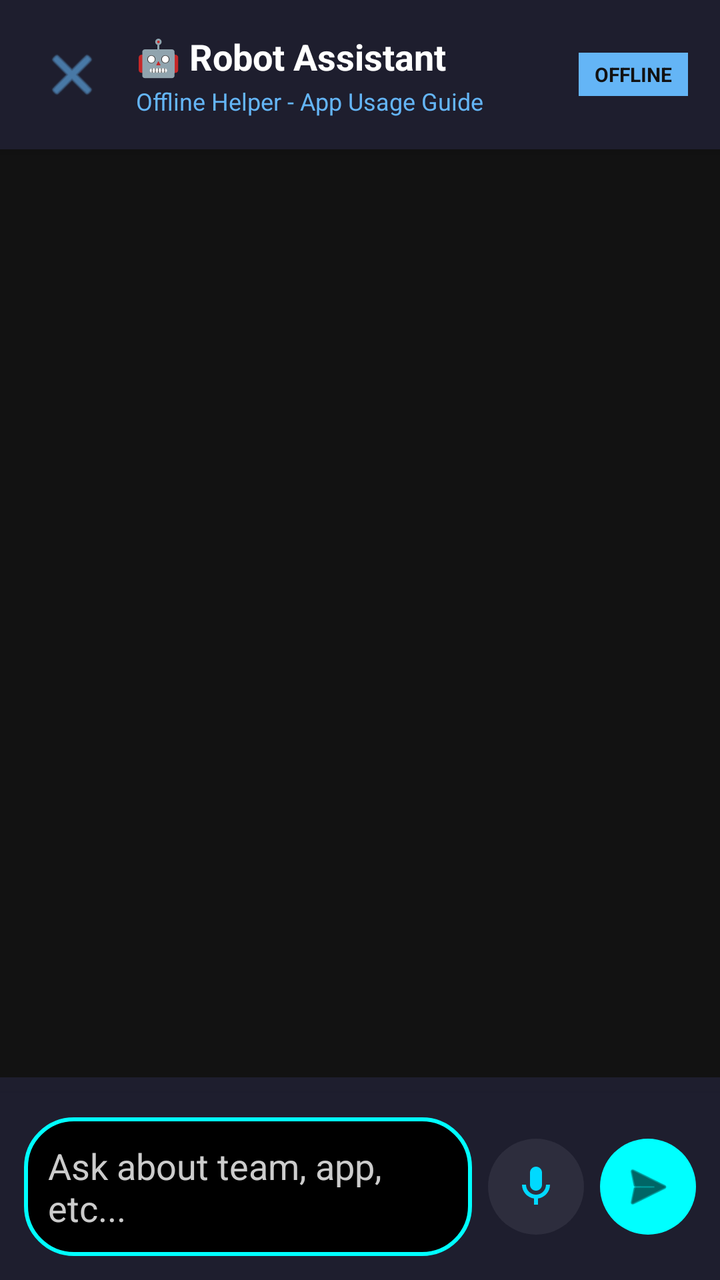
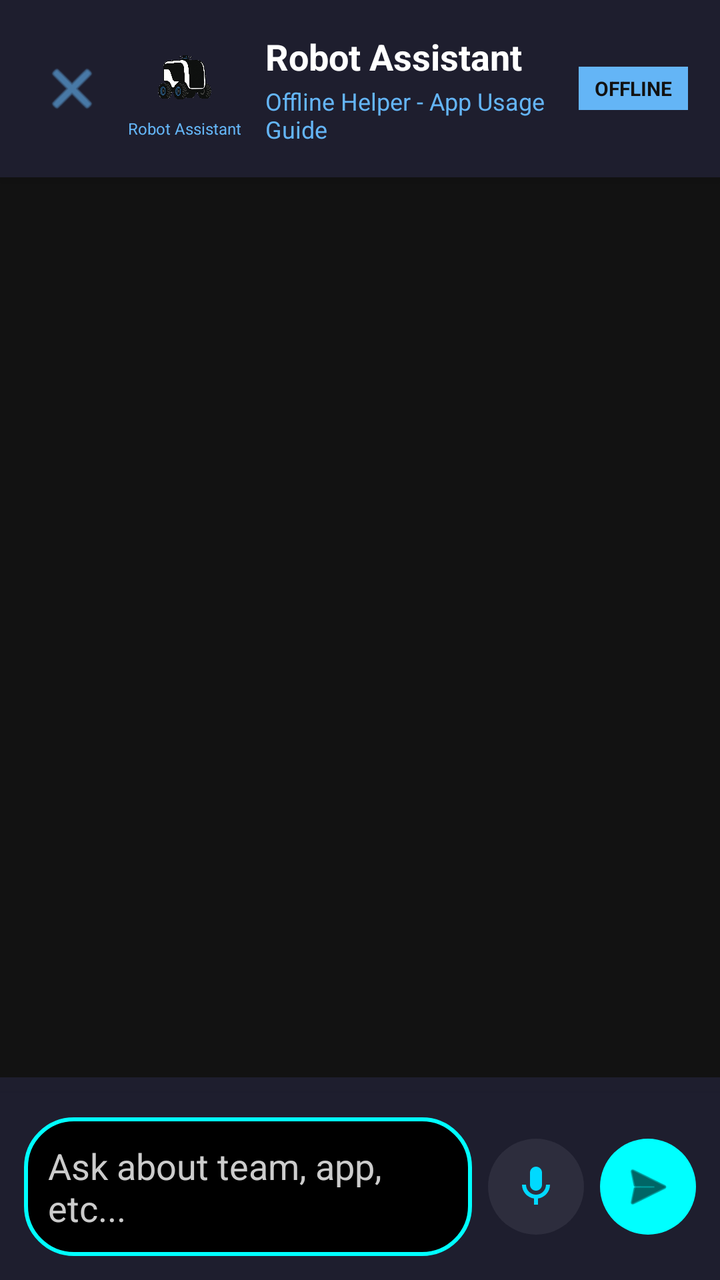

Two renders of the same Android screen: before a commit and after it. Below are the layout's source before the change and the commit's diff.
<!-- AndroidManifest.xml: activity theme Theme.AppCompat.DayNight.NoActionBar -->
<!-- res/layout/activity_robot_assistant.xml -->
<?xml version="1.0" encoding="utf-8"?>
<androidx.constraintlayout.widget.ConstraintLayout
    xmlns:android="http://schemas.android.com/apk/res/android"
    xmlns:app="http://schemas.android.com/apk/res-auto"
    xmlns:tools="http://schemas.android.com/tools"
    android:layout_width="match_parent"
    android:layout_height="match_parent"
    android:background="#121212"
    tools:context=".RobotAssistantActivity">

    
    <LinearLayout
        android:id="@+id/headerBar"
        android:layout_width="match_parent"
        android:layout_height="wrap_content"
        android:background="#1E1E2E"
        android:orientation="horizontal"
        android:padding="16dp"
        android:gravity="center_vertical"
        android:elevation="4dp"
        app:layout_constraintTop_toTopOf="parent"
        app:layout_constraintStart_toStartOf="parent"
        app:layout_constraintEnd_toEndOf="parent">

        
        <ImageButton
            android:id="@+id/btnBack"
            android:layout_width="40dp"
            android:layout_height="40dp"
            android:background="?attr/selectableItemBackgroundBorderless"
            android:src="@android:drawable/ic_menu_close_clear_cancel"
            android:tint="#64B5F6"
            android:contentDescription="Back button" />

        
        <LinearLayout
            android:layout_width="0dp"
            android:layout_height="wrap_content"
            android:layout_weight="1"
            android:orientation="vertical"
            android:layout_marginStart="12dp">

            <TextView
                android:layout_width="wrap_content"
                android:layout_height="wrap_content"
                android:text="🤖 Robot Assistant"
                android:textColor="#FFFFFF"
                android:textSize="18sp"
                android:textStyle="bold" />

            <TextView
                android:layout_width="wrap_content"
                android:layout_height="wrap_content"
                android:text="Offline Helper - App Usage Guide"
                android:textColor="#64B5F6"
                android:textSize="12sp"
                android:layout_marginTop="2dp" />
        </LinearLayout>

        
        <TextView
            android:layout_width="wrap_content"
            android:layout_height="wrap_content"
            android:text="OFFLINE"
            android:textColor="#121212"
            android:textSize="10sp"
            android:textStyle="bold"
            android:background="#64B5F6"
            android:paddingHorizontal="8dp"
            android:paddingVertical="4dp" />

    </LinearLayout>

    
    <androidx.recyclerview.widget.RecyclerView
        android:id="@+id/recyclerViewChat"
        android:layout_width="match_parent"
        android:layout_height="0dp"
        android:padding="16dp"
        android:clipToPadding="false"
        android:scrollbars="vertical"
        app:layout_constraintTop_toBottomOf="@id/headerBar"
        app:layout_constraintBottom_toTopOf="@id/quickActionsScroll"
        app:layout_constraintStart_toStartOf="parent"
        app:layout_constraintEnd_toEndOf="parent"
        tools:listitem="@layout/item_bot_message" />

    
    <HorizontalScrollView
        android:id="@+id/quickActionsScroll"
        android:layout_width="match_parent"
        android:layout_height="wrap_content"
        android:scrollbars="none"
        android:paddingHorizontal="16dp"
        android:paddingBottom="8dp"
        android:background="#1E1E2E"
        app:layout_constraintBottom_toTopOf="@+id/inputContainer">

        <LinearLayout
            android:id="@+id/quickActionsContainer"
            android:layout_width="wrap_content"
            android:layout_height="wrap_content"
            android:orientation="horizontal">

            
        </LinearLayout>
    </HorizontalScrollView>

    
    <LinearLayout
        android:id="@+id/inputContainer"
        android:layout_width="match_parent"
        android:layout_height="wrap_content"
        android:background="#1E1E2E"
        android:orientation="horizontal"
        android:padding="12dp"
        android:gravity="center_vertical"
        android:elevation="8dp"
        app:layout_constraintBottom_toBottomOf="parent"
        app:layout_constraintStart_toStartOf="parent"
        app:layout_constraintEnd_toEndOf="parent">

        
        <EditText
            android:id="@+id/editTextMessage"
            android:layout_width="0dp"
            android:layout_height="wrap_content"
            android:layout_weight="1"
            android:background="@drawable/bg_neon_input"
            android:hint="Ask about team, app, etc..."
            android:textColorHint="#CCCCCC"
            android:textColor="#FFFFFF"
            android:padding="12dp"
            android:minHeight="48dp"
            android:maxLines="4"
            android:inputType="textMultiLine|textCapSentences"
            android:imeOptions="actionSend"
            android:layout_marginEnd="8dp" />

        
        <ImageButton
            android:id="@+id/btnMic"
            android:layout_width="48dp"
            android:layout_height="48dp"
            android:background="@drawable/bg_circle_dark"
            android:src="@drawable/ic_mic"
            android:tint="#00D9FF"
            android:padding="10dp"
            android:scaleType="centerInside"
            android:layout_marginEnd="8dp"
            android:contentDescription="Voice Input" />

        
        <ImageButton
            android:id="@+id/btnSend"
            android:layout_width="48dp"
            android:layout_height="48dp"
            android:background="@drawable/bg_neon_button_cyan"
            android:src="@android:drawable/ic_menu_send"
            android:tint="#000000"
            android:padding="10dp"
            android:scaleType="centerInside"
            android:contentDescription="Send" />

    </LinearLayout>

</androidx.constraintlayout.widget.ConstraintLayout>
<!-- res/layout/item_bot_message.xml (included above) -->
<?xml version="1.0" encoding="utf-8"?>
<LinearLayout xmlns:android="http://schemas.android.com/apk/res/android"
    android:layout_width="match_parent"
    android:layout_height="wrap_content"
    android:orientation="horizontal"
    android:gravity="start"
    android:padding="8dp">

    
    <ImageView
        android:layout_width="36dp"
        android:layout_height="36dp"
        android:src="@drawable/ic_robot"
        android:padding="4dp"
        android:background="@drawable/bg_circle_dark"
        android:layout_marginEnd="8dp" 
        android:contentDescription="Bot Icon"/>

    
    <LinearLayout
        android:layout_width="wrap_content"
        android:layout_height="wrap_content"
        android:layout_marginEnd="48dp"
        android:background="@drawable/bg_neon_bot"
        android:orientation="vertical"
        android:padding="12dp"
        android:elevation="2dp">
        android:orientation="vertical"
        android:padding="12dp"
        android:elevation="2dp">

        
        <TextView
            android:id="@+id/textBotMessage"
            android:layout_width="wrap_content"
            android:layout_height="wrap_content"
            android:text="Bot message here"
            android:textColor="#FFFFFF"
            android:textSize="15sp"
            android:lineSpacingExtra="2dp"
            android:maxWidth="280dp" />

        
        <TextView
            android:id="@+id/textBotTime"
            android:layout_width="wrap_content"
            android:layout_height="wrap_content"
            android:text="12:30 PM"
            android:textColor="#B39DDB"
            android:textSize="10sp"
            android:layout_marginTop="4dp"
            android:gravity="start" />

    </LinearLayout>

</LinearLayout>
<!-- resources referenced by this layout -->
<resources>
  <!-- drawable bg_circle_dark (drawable) -->
  <?xml version="1.0" encoding="utf-8"?>
  <shape xmlns:android="http://schemas.android.com/apk/res/android"
      android:shape="oval">
      <solid android:color="#2D2D3D" />
      <size android:width="40dp" android:height="40dp" />
  </shape>
  <!-- drawable bg_neon_bot (drawable) -->
  <?xml version="1.0" encoding="utf-8"?>
  <shape xmlns:android="http://schemas.android.com/apk/res/android"
      android:shape="rectangle">
      <solid android:color="#1E1E1E" />
      <stroke
          android:width="2dp"
          android:color="#FF0066" />
      <corners
          android:topLeftRadius="16dp"
          android:topRightRadius="16dp"
          android:bottomRightRadius="16dp"
          android:bottomLeftRadius="4dp" />
      <padding
          android:left="12dp"
          android:top="8dp"
          android:right="12dp"
          android:bottom="8dp" />
  </shape>
  <!-- drawable bg_neon_button_cyan (drawable) -->
  <?xml version="1.0" encoding="utf-8"?>
  <shape xmlns:android="http://schemas.android.com/apk/res/android"
      android:shape="oval">
      <solid android:color="#00FFFF" />
      <stroke
          android:width="0dp"
          android:color="#00000000" />
  </shape>
  <!-- drawable bg_neon_input (drawable) -->
  <?xml version="1.0" encoding="utf-8"?>
  <shape xmlns:android="http://schemas.android.com/apk/res/android"
      android:shape="rectangle">
      <solid android:color="#000000" />
      <stroke
          android:width="2dp"
          android:color="#00FFFF" />
      <corners android:radius="24dp" />
      <padding
          android:left="16dp"
          android:top="12dp"
          android:right="16dp"
          android:bottom="12dp" />
  </shape>
  <!-- drawable ic_mic (drawable) -->
  <vector xmlns:android="http://schemas.android.com/apk/res/android"
      android:width="24dp"
      android:height="24dp"
      android:viewportWidth="24"
      android:viewportHeight="24"
      android:tint="?attr/colorControlNormal">
    <path
        android:fillColor="@android:color/white"
        android:pathData="M12,14c1.66,0 3,-1.34 3,-3V5c0,-1.66 -1.34,-3 -3,-3S9,3.34 9,5v6C9,12.66 10.34,14 12,14z"/>
    <path
        android:fillColor="@android:color/white"
        android:pathData="M17,11c0,2.76 -2.24,5 -5,5s-5,-2.24 -5,-5H5c0,3.53 2.61,6.43 6,6.92V21h2v-3.08c3.39,-0.49 6,-3.39 6,-6.92H17z"/>
  </vector>
  <!-- drawable ic_robot (drawable) -->
  <?xml version="1.0" encoding="utf-8"?>
  <vector xmlns:android="http://schemas.android.com/apk/res/android"
      android:width="40dp"
      android:height="40dp"
      android:viewportWidth="24"
      android:viewportHeight="24">
      
      
      <path
          android:fillColor="#E91E63"
          android:pathData="M5,9h14v10c0,1.1 -0.9,2 -2,2H7c-1.1,0 -2,-0.9 -2,-2V9z"/>
      
      <path
          android:fillColor="#E91E63"
          android:pathData="M11,5h2v4h-2V5z"/>
      <path
          android:fillColor="#E91E63"
          android:pathData="M12,3a2,2 0,1 1,0 4,2 2,0 0,1 0,-4z"/>
      
      <path
          android:fillColor="#1A1A1A"
          android:pathData="M8,13a1.5,1.5 0,1 1,0 3,1.5 1.5,0 0,1 0,-3z"/>
      <path
          android:fillColor="#1A1A1A"
          android:pathData="M16,13a1.5,1.5 0,1 1,0 3,1.5 1.5,0 0,1 0,-3z"/>
  </vector>
</resources>

<!-- the commit's change to res/layout/activity_robot_assistant.xml (unified diff, before → after) -->
@@ -34,6 +34,30 @@
 
         
         <LinearLayout
+            android:layout_width="wrap_content"
+            android:layout_height="wrap_content"
+            android:orientation="vertical"
+            android:gravity="center"
+            android:layout_marginStart="8dp">
+
+            <ImageView
+                android:layout_width="40dp"
+                android:layout_height="40dp"
+                android:src="@drawable/robot_logo"
+                android:scaleType="centerCrop"
+                android:contentDescription="Robot Icon" />
+
+            <TextView
+                android:layout_width="wrap_content"
+                android:layout_height="wrap_content"
+                android:text="Robot Assistant"
+                android:textColor="#64B5F6"
+                android:textSize="8sp" />
+
+        </LinearLayout>
+
+        
+        <LinearLayout
             android:layout_width="0dp"
             android:layout_height="wrap_content"
             android:layout_weight="1"
@@ -43,7 +67,7 @@
             <TextView
                 android:layout_width="wrap_content"
                 android:layout_height="wrap_content"
-                android:text="🤖 Robot Assistant"
+                android:text="Robot Assistant"
                 android:textColor="#FFFFFF"
                 android:textSize="18sp"
                 android:textStyle="bold" />
<!-- resource entries referenced after the edit -->
@@ -91,5 +91,6 @@
           android:fillColor="#1A1A1A"
           android:pathData="M16,13a1.5,1.5 0,1 1,0 3,1.5 1.5,0 0,1 0,-3z"/>
   </vector>
+  <!-- drawable robot_logo: png bitmap (drawable, 651300 bytes) -->
 </resources>
 
